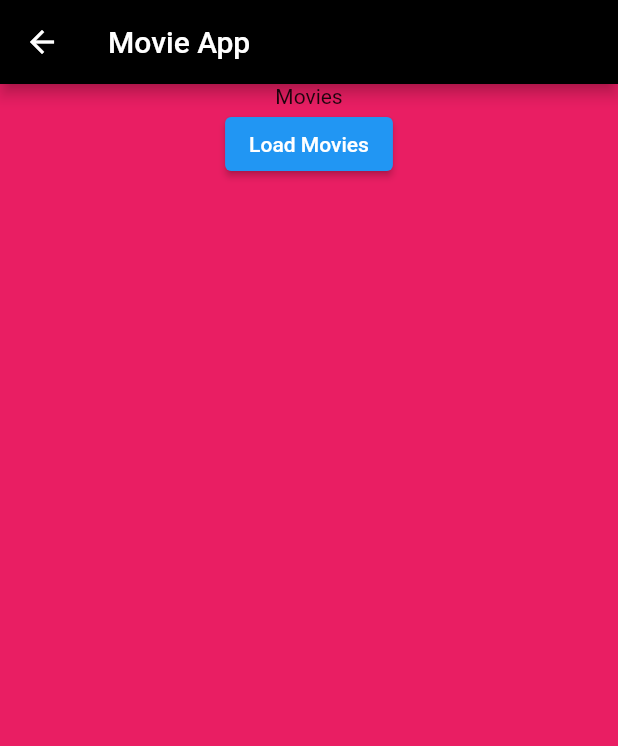
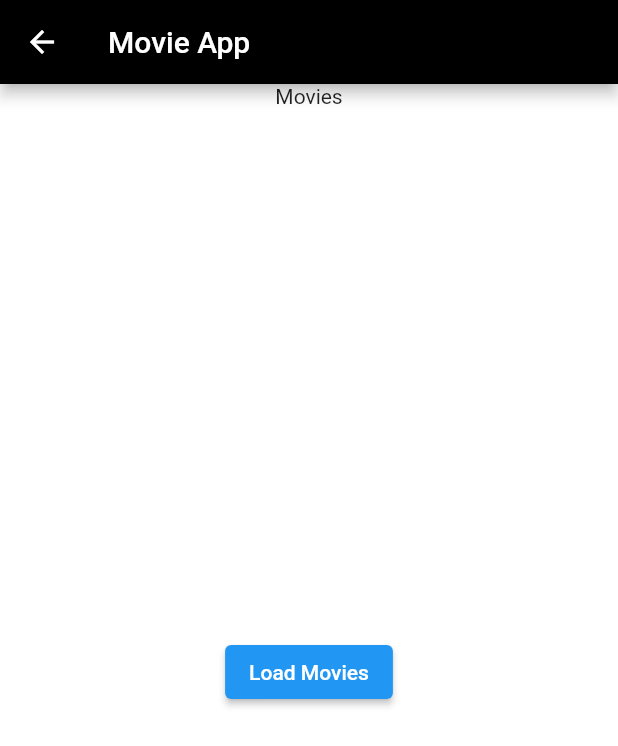
Before and after one commit to Zifthis/test_app, a Flutter app: the MovieScreen screen opened directly, on a phone screen of 412 x 824 dp. Shown: the top 746 px of the screen. Run offline on Flutter 3.47's test engine with Material 2 defaults, Android fonts, the phone set to English and light mode, and no system bars; our stand-ins replace dartz, dio, flutter_riverpod, freezed_annotation, pretty_dio_logger, retrofit and 1 more; generated files the repository leaves out were written again; network calls fail.

Commit message:
movie list state added

```diff
--- a/lib/common/presentation/movie_screen.dart
+++ b/lib/common/presentation/movie_screen.dart
@@ -1,6 +1,5 @@
 import 'package:flutter/material.dart';
 import 'package:flutter_riverpod/flutter_riverpod.dart';
-import 'package:test_app/feature/popular_movies/domain/notifier/movie_provider.dart';
 import 'package:test_app/feature/popular_movies/presentation/movie_list.dart';
 
 class MovieScreen extends ConsumerStatefulWidget {
@@ -13,25 +12,17 @@ class MovieScreen extends ConsumerStatefulWidget {
 class _MovieScreen extends ConsumerState<MovieScreen> {
   @override
   Widget build(BuildContext context) {
-    //visak
-    bool shouldShowList = ref.watch(getMovieListStateProvider);
-
     return Scaffold(
-      backgroundColor: Colors.pink,
+      backgroundColor: Colors.white,
       appBar: AppBar(
         backgroundColor: Colors.black,
         title: const Text('Movie App'),
       ),
       body: Center(
         child: Column(
-          children: [
-            const Text('Movies'),
-            ElevatedButton(
-              onPressed: () =>
-                  ref.read(getMovieListStateProvider.notifier).state = true,
-              child: const Text('Load Movies'),
-            ),
-            shouldShowList ? const MovieList() : const SizedBox(),
+          children: const [
+            Text('Movies'),
+            MovieList(),
           ],
         ),
       ),
--- a/lib/feature/movie_details/presentation/movie_details_screen.dart
+++ b/lib/feature/movie_details/presentation/movie_details_screen.dart
@@ -45,8 +45,8 @@ class DetailScreen extends ConsumerWidget {
       ),
       body: Center(
         child: Container(
-          width: 320,
-          height: 480,
+          width: 280,
+          height: 450,
           decoration: const BoxDecoration(
             color: Colors.black,
             borderRadius: BorderRadius.all(
--- a/lib/feature/popular_movies/domain/notifier/movie_notifier.dart
+++ b/lib/feature/popular_movies/domain/notifier/movie_notifier.dart
@@ -14,9 +14,7 @@ class MovieNotifier extends StateNotifier<MovieState> {
 
   MovieNotifier(
     this._iPopularRepo,
-  ) : super(const MovieState.initial()) {
-    fetchMovies();
-  }
+  ) : super(const MovieState.initial());
 
   Future<void> fetchMovies() async {
     state = const MovieState.loading();
--- a/lib/feature/popular_movies/domain/notifier/movie_provider.dart
+++ /dev/null
@@ -1,3 +0,0 @@
-import 'package:flutter_riverpod/flutter_riverpod.dart';
-
-final getMovieListStateProvider = StateProvider<bool>((ref) => false);
--- a/lib/feature/popular_movies/presentation/movie_list.dart
+++ b/lib/feature/popular_movies/presentation/movie_list.dart
@@ -2,6 +2,7 @@ import 'package:flutter/material.dart';
 import 'package:flutter_riverpod/flutter_riverpod.dart';
 import 'package:test_app/feature/movie_details/domain/notifier/movie_details_notifier.dart';
 import 'package:test_app/feature/movie_details/presentation/movie_details_screen.dart';
+import 'package:test_app/feature/popular_movies/data/models/movie_response.dart';
 import 'package:test_app/feature/popular_movies/domain/notifier/movie_notifier.dart';
 
 class MovieList extends ConsumerWidget {
@@ -14,14 +15,40 @@ class MovieList extends ConsumerWidget {
     return Expanded(
       child: SizedBox(
         child: state.maybeWhen(
-          // initial:  button ta fečanje liste,
+          initial: () => Center(
+            child: ElevatedButton(
+              onPressed: () =>
+                  ref.read(getMovieNotifier.notifier).fetchMovies(),
+              child: const Text('Load Movies'),
+            ),
+          ),
+          error: (error) => Center(
+            child: ElevatedButton(
+              onPressed: () =>
+                  ref.read(getMovieNotifier.notifier).fetchMovies(),
+              child: Text('Error: ${error.title} try again'),
+            ),
+          ),
+          loading: () => const Center(child: CircularProgressIndicator()),
+          loaded: (value) => MovieListView(movieResponse: value),
+          orElse: () => const Center(child: Text('Error')),
+        ),
+      ),
+    );
+  }
+}
 
-          //error: try again btn
-          loading: () => const Center(child: CircularProgressIndicator()),
-          orElse: () => const Center(child: Text('Error')),
-          // ekstraktaj widget
-          loaded: (value) => ListView.builder(
-            itemCount: value.result?.length ?? 0,
+class MovieListView extends ConsumerWidget {
+  final MovieResponse movieResponse;
+  const MovieListView({
+    super.key,
+    required this.movieResponse,
+  });
+
+  @override
+  Widget build(BuildContext context, WidgetRef ref) {
+    return ListView.builder(
+      itemCount: movieResponse.result?.length ?? 0,
       itemBuilder: (BuildContext context, int index) {
         return Padding(
           padding: const EdgeInsets.all(8.0),
@@ -29,25 +56,23 @@ class MovieList extends ConsumerWidget {
             color: Colors.white,
             child: InkWell(
               onTap: () => _onTapButton(
-                        context, ref, value.result?[index].id ?? 0),
+                  context, ref, movieResponse.result?[index].id ?? 0),
               child: ListTile(
                 leading: const Icon(Icons.movie),
                 trailing: Text(
-                        value.result?[index].voteAverage.toString() ?? '',
+                  movieResponse.result?[index].voteAverage.toString() ?? '',
                   style: const TextStyle(
                     color: Colors.blue,
                     fontSize: 15,
                   ),
                 ),
-                      title: Text(value.result?[index].title.toString() ?? ''),
+                title:
+                    Text(movieResponse.result?[index].title.toString() ?? ''),
               ),
             ),
           ),
         );
       },
-          ),
-        ),
-      ),
     );
   }
 
```
Lines whose indentation alone changed are shown as unchanged.
